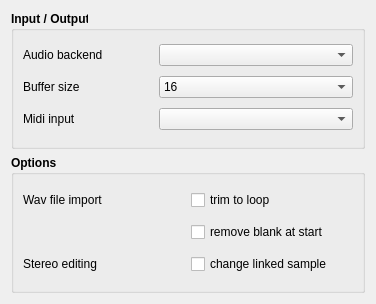
First picture: the form in sources/context/interface/configsectiongeneral.ui, repository davy7125/polyphone, before the edit.
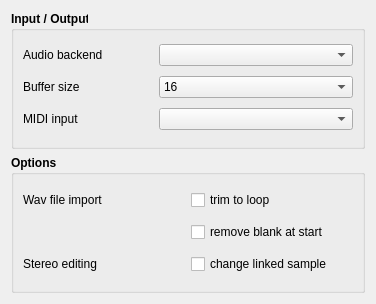
Second picture: the form after the edit.

```diff
--- a/sources/context/interface/configsectiongeneral.ui
+++ b/sources/context/interface/configsectiongeneral.ui
@@ -144,7 +144,7 @@
          </font>
         </property>
         <property name="text">
-         <string>Midi input</string>
+         <string>MIDI input</string>
         </property>
        </widget>
       </item>
```
